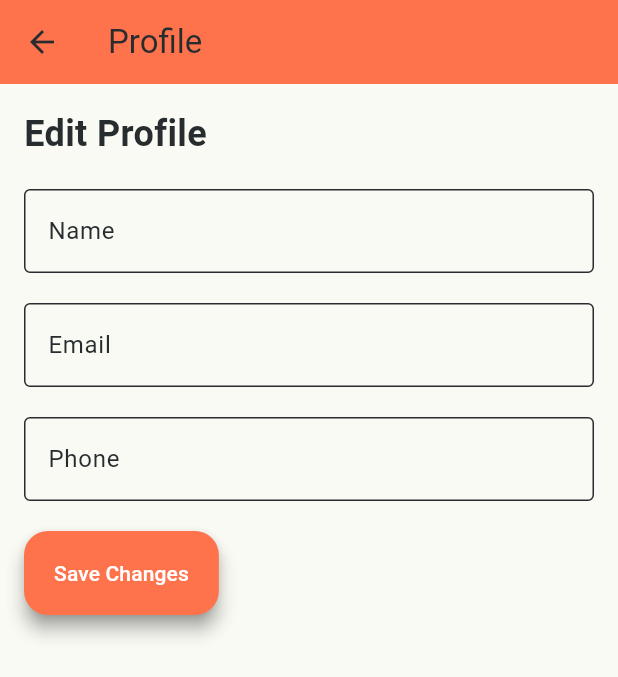
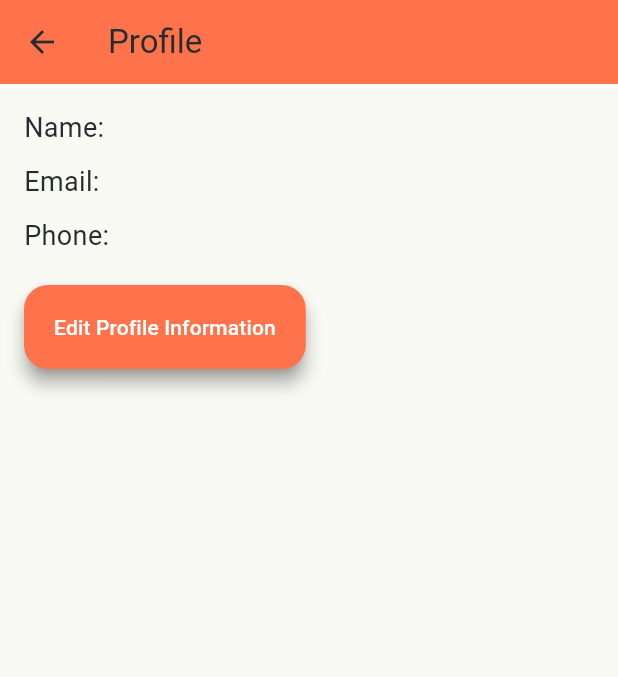
Before and after one commit to zeynep59/real_estate, a Flutter app: the Profile screen opened directly, on a phone screen of 412 x 824 dp. Shown: the top 677 px of the screen. Run offline on Flutter 3.47's test engine with Material 3 defaults, Android fonts, the phone set to English and light mode, and no system bars; our stand-ins replace cloud_firestore, firebase_auth, firebase_core, geocoding, google_maps_flutter, google_nav_bar and 3 more; accounts and stored records are empty; network calls fail.

Commit message:
profile page ve edit profile info

```diff
--- a/lib/screens/profile.dart
+++ b/lib/screens/profile.dart
@@ -1,42 +1,42 @@
 import 'package:flutter/material.dart';
+import 'package:firebase_auth/firebase_auth.dart';
+import 'package:real_estate/firebase_auth/firebase_auth_services.dart';
+import 'edit_profile.dart';
 
-class Profile extends StatelessWidget {
+class Profile extends StatefulWidget {
   const Profile({super.key});
 
   @override
+  _ProfileState createState() => _ProfileState();
+}
+
+class _ProfileState extends State<Profile> {
+  final FirebaseAuthService _authService = FirebaseAuthService();
+  User? _user;
+  String _name = '';
+  String _email = '';
+  String _phone = '';
+
+  @override
+  void initState() {
+    super.initState();
+    _loadUserProfile();
+  }
+
+  Future<void> _loadUserProfile() async {
+    _user = FirebaseAuth.instance.currentUser;
+    if (_user != null) {
+      Map<String, dynamic> userProfile = await _authService.getUserProfile();
+      setState(() {
+        _name = _user!.displayName ?? 'No Name';
+        _email = _user!.email ?? 'No Email';
+        _phone = userProfile['phone'] ?? 'No Phone';
+      });
+    }
+  }
+
+  @override
   Widget build(BuildContext context) {
-    final nameController = TextEditingController();
-    final emailController = TextEditingController();
-    final phoneController = TextEditingController();
-
-    void _saveChanges() {
-      // Implement your save logic here
-
-      // Show dialog after saving changes
-      showDialog(
-        context: context,
-        builder: (BuildContext context) {
-          return AlertDialog(
-            title: const Text('Success'),
-            content: const Text('Profile changes have been saved.'),
-            actions: <Widget>[
-              TextButton(
-                child: const Text('OK'),
-                onPressed: () {
-                  // Close the dialog and navigate back to settings
-                  Navigator.pop(context); // Close the dialog
-                  Navigator.popUntil(
-                    context,
-                    ModalRoute.withName('/settings'),
-                  ); // Navigate back to settings
-                },
-              ),
-            ],
-          );
-        },
-      );
-    }
-
     return Scaffold(
       appBar: AppBar(
         title: const Text('Profile'),
@@ -47,41 +47,29 @@ class Profile extends StatelessWidget {
         child: Column(
           crossAxisAlignment: CrossAxisAlignment.start,
           children: [
-            const Text(
-              'Edit Profile',
-              style: TextStyle(
-                fontSize: 24.0,
-                fontWeight: FontWeight.bold,
-              ),
+            Text(
+              'Name: $_name',
+              style: const TextStyle(fontSize: 18),
             ),
-            const SizedBox(height: 20),
-            TextField(
-              controller: nameController,
-              decoration: const InputDecoration(
-                labelText: 'Name',
-                border: OutlineInputBorder(),
-              ),
+            const SizedBox(height: 10),
+            Text(
+              'Email: $_email',
+              style: const TextStyle(fontSize: 18),
             ),
-            const SizedBox(height: 20),
-            TextField(
-              controller: emailController,
-              decoration: const InputDecoration(
-                labelText: 'Email',
-                border: OutlineInputBorder(),
-              ),
-            ),
-            const SizedBox(height: 20),
-            TextField(
-              controller: phoneController,
-              decoration: const InputDecoration(
-                labelText: 'Phone',
-                border: OutlineInputBorder(),
-              ),
+            const SizedBox(height: 10),
+            Text(
+              'Phone: $_phone',
+              style: const TextStyle(fontSize: 18),
             ),
             const SizedBox(height: 20),
             ElevatedButton(
-              onPressed: _saveChanges,
-              child: const Text('Save Changes'),
+              onPressed: () {
+                Navigator.push(
+                  context,
+                  MaterialPageRoute(builder: (context) => const EditProfile()),
+                );
+              },
+              child: const Text('Edit Profile Information'),
             ),
           ],
         ),
```
Also changed, not shown: lib/firebase_auth/firebase_auth_services.dart (+34 -13 lines), lib/screens/edit_profile.dart (added, +87 -0 lines).
